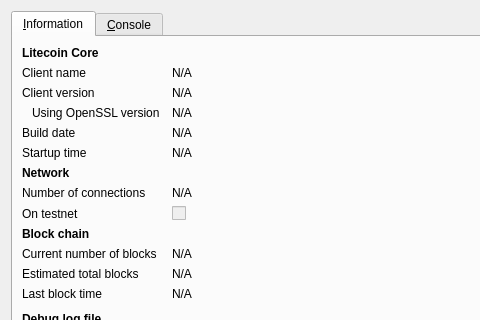
The window that src/qt/forms/rpcconsole.ui (omnicoin/eurobit) describes before a commit, drawn with Qt 5; both pictures show x 0 to 480 and y 0 to 320 of the 740 by 450 pixel window.
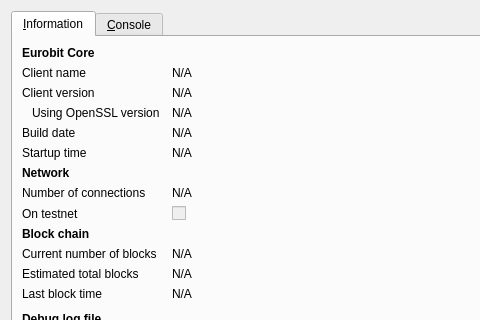
The same window after the commit. Icons and pictures are not drawn.

Commit message: first changes from Litecoin to EuroBit

The edit to the form file:
```diff
--- a/src/qt/forms/rpcconsole.ui
+++ b/src/qt/forms/rpcconsole.ui
@@ -36,7 +36,7 @@
           </font>
          </property>
          <property name="text">
-          <string>Litecoin Core</string>
+          <string>Eurobit Core</string>
          </property>
         </widget>
        </item>
```
Left out of the diff: 10 changed lines with no effect on the pictures. The commit also changes 264 other files.
